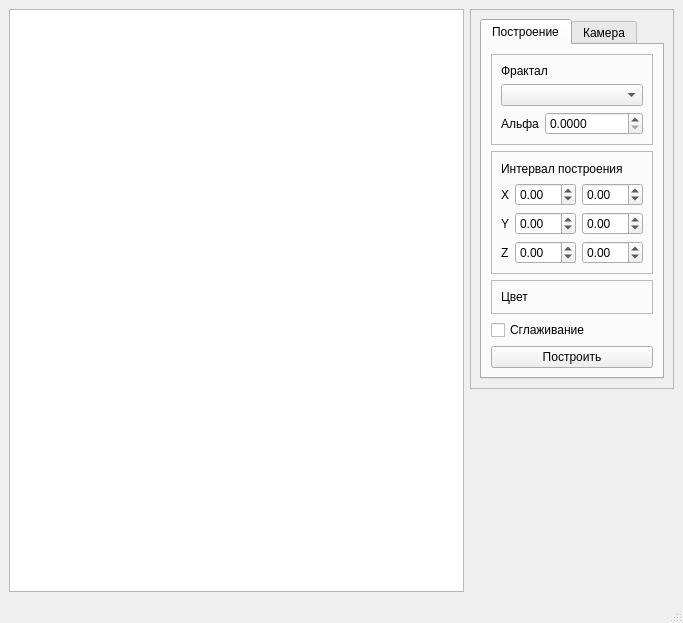
migregal/bmstu-iu7-cg-cp, file ui/qt/design.ui: the form before one commit.
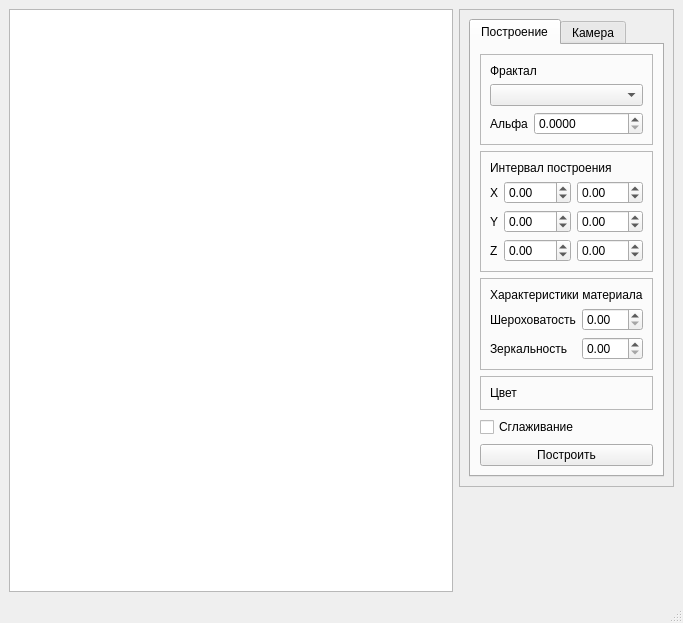
The form after the commit.

Diff of the .ui file:
```diff
--- a/ui/qt/design.ui
+++ b/ui/qt/design.ui
@@ -21,7 +21,7 @@
     <item alignment="Qt::AlignTop">
      <widget class="QFrame" name="frame">
       <property name="sizePolicy">
-       <sizepolicy hsizetype="Fixed" vsizetype="Fixed">
+       <sizepolicy hsizetype="Fixed" vsizetype="Minimum">
         <horstretch>0</horstretch>
         <verstretch>0</verstretch>
        </sizepolicy>
@@ -49,10 +49,10 @@
            <string>Построение</string>
           </attribute>
           <layout class="QGridLayout" name="gridLayout">
-           <item row="2" column="2" colspan="2">
+           <item row="3" column="2" colspan="2">
             <widget class="QFrame" name="color_frame">
              <property name="sizePolicy">
-              <sizepolicy hsizetype="Preferred" vsizetype="Fixed">
+              <sizepolicy hsizetype="Preferred" vsizetype="Minimum">
                <horstretch>0</horstretch>
                <verstretch>0</verstretch>
               </sizepolicy>
@@ -82,6 +82,12 @@
            </item>
            <item row="1" column="2" colspan="2">
             <widget class="QFrame" name="frame_3">
+             <property name="sizePolicy">
+              <sizepolicy hsizetype="Preferred" vsizetype="Minimum">
+               <horstretch>0</horstretch>
+               <verstretch>0</verstretch>
+              </sizepolicy>
+             </property>
              <property name="frameShape">
               <enum>QFrame::StyledPanel</enum>
              </property>
@@ -219,7 +225,7 @@
            <item row="0" column="2" colspan="2">
             <widget class="QFrame" name="frame_2">
              <property name="sizePolicy">
-              <sizepolicy hsizetype="Preferred" vsizetype="Fixed">
+              <sizepolicy hsizetype="Preferred" vsizetype="Minimum">
                <horstretch>0</horstretch>
                <verstretch>0</verstretch>
               </sizepolicy>
@@ -276,17 +282,23 @@
              </layout>
             </widget>
            </item>
-           <item row="4" column="2" colspan="2">
+           <item row="5" column="2" colspan="2">
             <widget class="QCheckBox" name="approximateFractal">
+             <property name="sizePolicy">
+              <sizepolicy hsizetype="Minimum" vsizetype="Minimum">
+               <horstretch>0</horstretch>
+               <verstretch>0</verstretch>
+              </sizepolicy>
+             </property>
              <property name="text">
               <string>Сглаживание</string>
              </property>
             </widget>
            </item>
-           <item row="6" column="2" colspan="2">
+           <item row="7" column="2" colspan="2">
             <widget class="QPushButton" name="buildImageButton">
              <property name="sizePolicy">
-              <sizepolicy hsizetype="Expanding" vsizetype="Fixed">
+              <sizepolicy hsizetype="Expanding" vsizetype="Minimum">
                <horstretch>0</horstretch>
                <verstretch>0</verstretch>
               </sizepolicy>
@@ -296,6 +308,71 @@
              </property>
             </widget>
            </item>
+           <item row="2" column="2" colspan="2">
+            <widget class="QFrame" name="frame_4">
+             <property name="frameShape">
+              <enum>QFrame::StyledPanel</enum>
+             </property>
+             <property name="frameShadow">
+              <enum>QFrame::Raised</enum>
+             </property>
+             <layout class="QGridLayout" name="gridLayout_6">
+              <item row="0" column="0" colspan="2">
+               <widget class="QLabel" name="label_12">
+                <property name="text">
+                 <string>Характеристики материала</string>
+                </property>
+               </widget>
+              </item>
+              <item row="1" column="1">
+               <widget class="QDoubleSpinBox" name="roughnessSpinBox">
+                <property name="maximum">
+                 <double>1.000000000000000</double>
+                </property>
+                <property name="singleStep">
+                 <double>0.100000000000000</double>
+                </property>
+               </widget>
+              </item>
+              <item row="1" column="0">
+               <widget class="QLabel" name="label_17">
+                <property name="sizePolicy">
+                 <sizepolicy hsizetype="Fixed" vsizetype="Preferred">
+                  <horstretch>0</horstretch>
+                  <verstretch>0</verstretch>
+                 </sizepolicy>
+                </property>
+                <property name="text">
+                 <string>Шероховатость</string>
+                </property>
+               </widget>
+              </item>
+              <item row="2" column="1">
+               <widget class="QDoubleSpinBox" name="metallicSpinBox">
+                <property name="maximum">
+                 <double>1.000000000000000</double>
+                </property>
+                <property name="singleStep">
+                 <double>0.100000000000000</double>
+                </property>
+               </widget>
+              </item>
+              <item row="2" column="0">
+               <widget class="QLabel" name="label_18">
+                <property name="sizePolicy">
+                 <sizepolicy hsizetype="Fixed" vsizetype="Preferred">
+                  <horstretch>0</horstretch>
+                  <verstretch>0</verstretch>
+                 </sizepolicy>
+                </property>
+                <property name="text">
+                 <string>Зеркальность</string>
+                </property>
+               </widget>
+              </item>
+             </layout>
+            </widget>
+           </item>
           </layout>
          </widget>
          <widget class="QWidget" name="tab_2">
```
Left out of the diff: 13 changed lines with no effect on the pictures.
